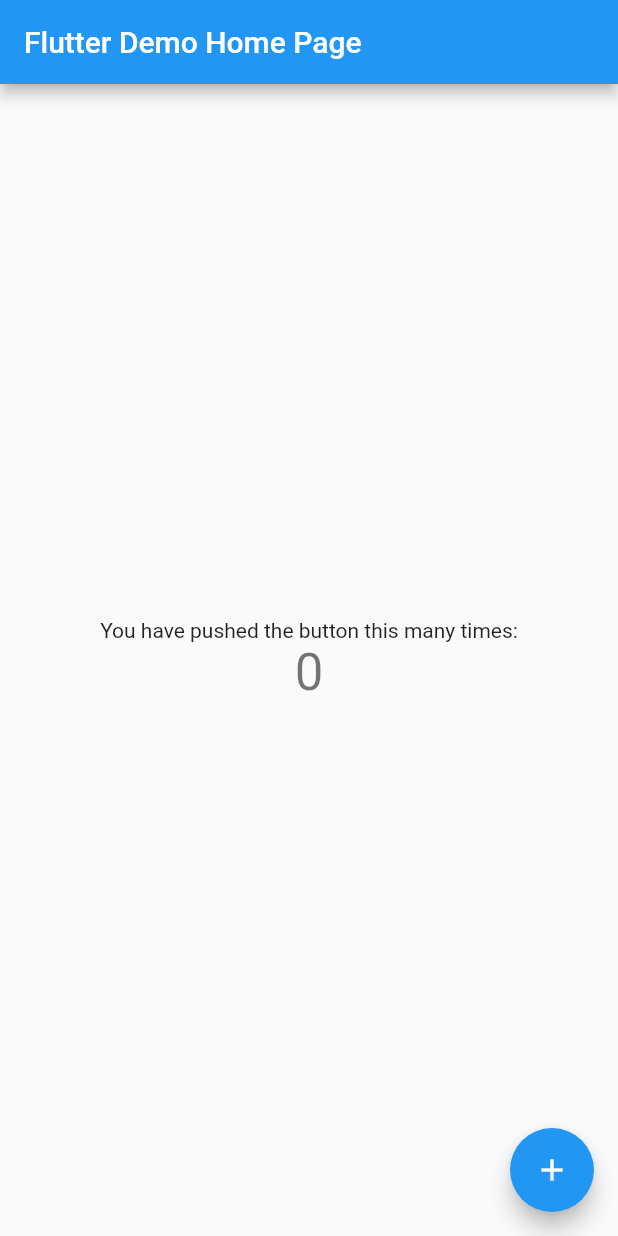
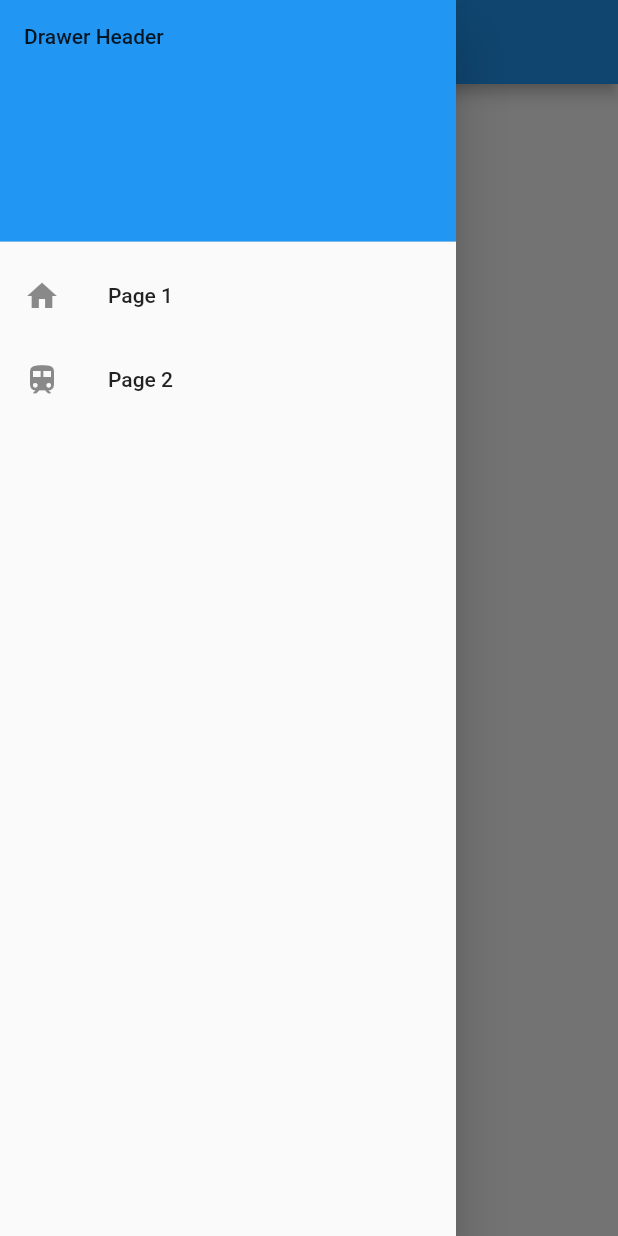
Before and after one commit to raomyousaf/soscontact, a Flutter app: the screen it shows after launch, with the side drawer open (before the commit the screen has no drawer), on a phone screen of 412 x 824 dp. Run offline on Flutter 3.47's test engine with Material 2 defaults, Android fonts, the phone set to English and light mode, and no system bars.

Commit message:
Add drawer
Adding drawer page

```diff
--- a/lib/main.dart
+++ b/lib/main.dart
@@ -1,4 +1,5 @@
 import 'package:flutter/material.dart';
+import 'package:soscontact/pages/main_pages/home_page.dart';
 
 void main() {
   runApp(const MyApp());
@@ -11,105 +12,12 @@ class MyApp extends StatelessWidget {
   @override
   Widget build(BuildContext context) {
     return MaterialApp(
-      title: 'Flutter Demo',
+      debugShowCheckedModeBanner: false,
       theme: ThemeData(
-        // This is the theme of your application.
-        //
-        // Try running your application with "flutter run". You'll see the
-        // application has a blue toolbar. Then, without quitting the app, try
-        // changing the primarySwatch below to Colors.green and then invoke
-        // "hot reload" (press "r" in the console where you ran "flutter run",
-        // or simply save your changes to "hot reload" in a Flutter IDE).
-        // Notice that the counter didn't reset back to zero; the application
-        // is not restarted.
+
         primarySwatch: Colors.blue,
       ),
-      home: const MyHomePage(title: 'Flutter Demo Home Page'),
+      home:  home_page(),
     );
   }
 }
-
-class MyHomePage extends StatefulWidget {
-  const MyHomePage({super.key, required this.title});
-
-  // This widget is the home page of your application. It is stateful, meaning
-  // that it has a State object (defined below) that contains fields that affect
-  // how it looks.
-
-  // This class is the configuration for the state. It holds the values (in this
-  // case the title) provided by the parent (in this case the App widget) and
-  // used by the build method of the State. Fields in a Widget subclass are
-  // always marked "final".
-
-  final String title;
-
-  @override
-  State<MyHomePage> createState() => _MyHomePageState();
-}
-
-class _MyHomePageState extends State<MyHomePage> {
-  int _counter = 0;
-
-  void _incrementCounter() {
-    setState(() {
-      // This call to setState tells the Flutter framework that something has
-      // changed in this State, which causes it to rerun the build method below
-      // so that the display can reflect the updated values. If we changed
-      // _counter without calling setState(), then the build method would not be
-      // called again, and so nothing would appear to happen.
-      _counter++;
-    });
-  }
-
-  @override
-  Widget build(BuildContext context) {
-    // This method is rerun every time setState is called, for instance as done
-    // by the _incrementCounter method above.
-    //
-    // The Flutter framework has been optimized to make rerunning build methods
-    // fast, so that you can just rebuild anything that needs updating rather
-    // than having to individually change instances of widgets.
-    return Scaffold(
-      appBar: AppBar(
-        // Here we take the value from the MyHomePage object that was created by
-        // the App.build method, and use it to set our appbar title.
-        title: Text(widget.title),
-      ),
-      body: Center(
-        // Center is a layout widget. It takes a single child and positions it
-        // in the middle of the parent.
-        child: Column(
-          // Column is also a layout widget. It takes a list of children and
-          // arranges them vertically. By default, it sizes itself to fit its
-          // children horizontally, and tries to be as tall as its parent.
-          //
-          // Invoke "debug painting" (press "p" in the console, choose the
-          // "Toggle Debug Paint" action from the Flutter Inspector in Android
-          // Studio, or the "Toggle Debug Paint" command in Visual Studio Code)
-          // to see the wireframe for each widget.
-          //
-          // Column has various properties to control how it sizes itself and
-          // how it positions its children. Here we use mainAxisAlignment to
-          // center the children vertically; the main axis here is the vertical
-          // axis because Columns are vertical (the cross axis would be
-          // horizontal).
-          mainAxisAlignment: MainAxisAlignment.center,
-          children: <Widget>[
-            const Text(
-              'You have pushed the button this many times:',
-            ),
-            Text(
-              '$_counter',
-              style: Theme.of(context).textTheme.headline4,
-            ),
-          ],
-        ),
-      ),
-      floatingActionButton: FloatingActionButton(
-        onPressed: _incrementCounter,
-        tooltip: 'Increment',
-        child: const Icon(Icons.add),
-      ), // This trailing comma makes auto-formatting nicer for build methods.
-    );
-  }
-}
--- /dev/null
+++ b/lib/pages/main_pages/home_page.dart
@@ -0,0 +1,24 @@
+import 'package:flutter/material.dart';
+
+import '../mis/drawer.dart';
+
+class home_page extends StatefulWidget {
+  const home_page({Key? key}) : super(key: key);
+
+  @override
+  State<home_page> createState() => _home_pageState();
+}
+
+class _home_pageState extends State<home_page> {
+  @override
+  Widget build(BuildContext context) {
+    return Scaffold(
+
+     drawer:  drawers(),
+
+      appBar: AppBar(
+        title: Text("Pakistan"),
+      ),
+    );
+  }
+}
--- /dev/null
+++ b/lib/pages/mis/drawer.dart
@@ -0,0 +1,47 @@
+import 'package:flutter/material.dart';
+
+
+class drawers extends StatefulWidget {
+  const drawers({Key? key}) : super(key: key);
+
+  @override
+  State<drawers> createState() => _drawersState();
+}
+
+class _drawersState extends State<drawers> {
+  @override
+  Widget build(BuildContext context) {
+    return Drawer(
+      child: ListView(
+        // Important: Remove any padding from the ListView.
+        padding: EdgeInsets.zero,
+        children: [
+          const DrawerHeader(
+            decoration: BoxDecoration(
+              color: Colors.blue,
+            ),
+            child: Text('Drawer Header'),
+          ),
+          ListTile(
+            leading: Icon(
+              Icons.home,
+            ),
+            title: const Text('Page 1'),
+            onTap: () {
+              Navigator.pop(context);
+            },
+          ),
+          ListTile(
+            leading: Icon(
+              Icons.train,
+            ),
+            title: const Text('Page 2'),
+            onTap: () {
+              Navigator.pop(context);
+            },
+          ),
+        ],
+      ),
+    );
+  }
+}
```
